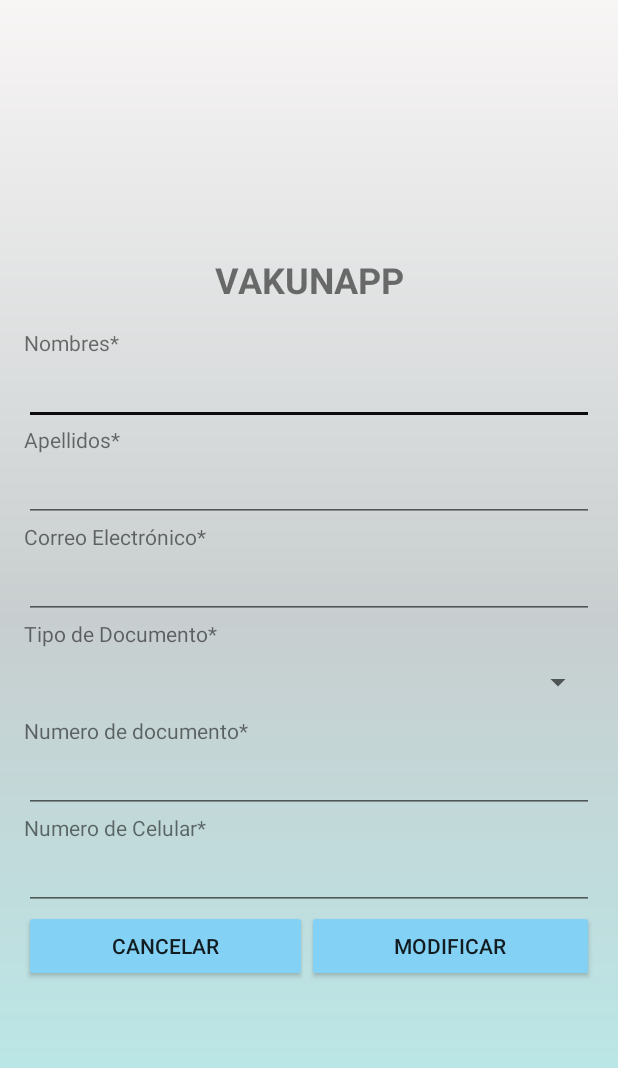
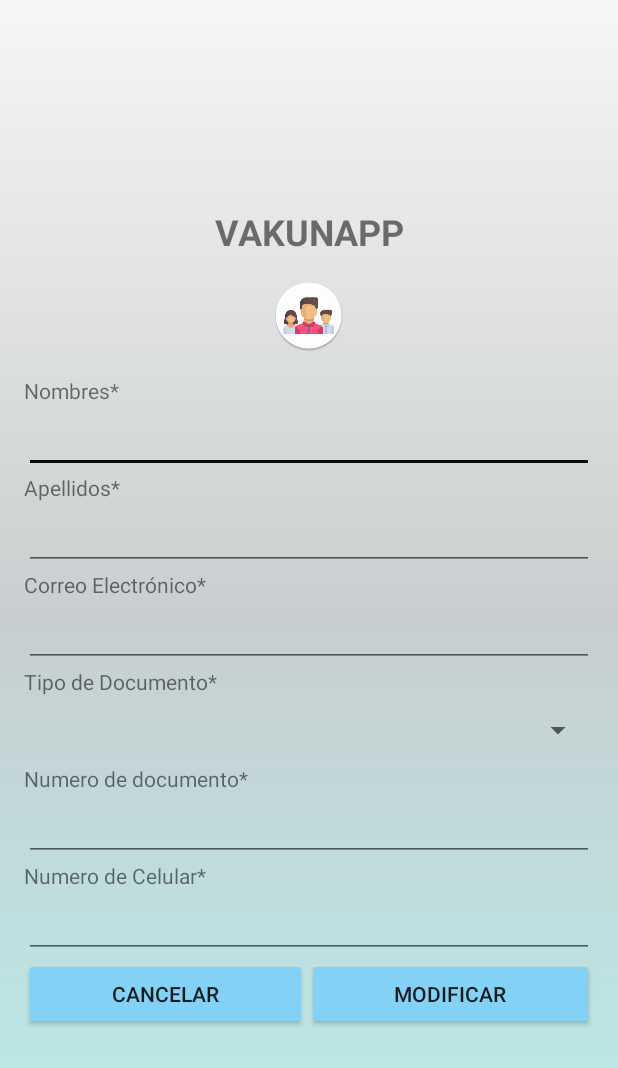
Before and after one commit to JhonStalingUnad/GestionDeVacunas, an Android app: the layout activity_editarperfil.xml on its own in the app's theme, with its tools: preview values and no code run, on a phone screen of 412 x 824 dp. Shown: the top 1068 px of the screen. Run offline under Robolectric (Android 15) with nearby library versions, the phone set to English and light mode, and no system bars.

Commit message:
Editar perfil

```diff
--- a/app/src/main/res/layout/activity_editarperfil.xml
+++ b/app/src/main/res/layout/activity_editarperfil.xml
@@ -40,6 +40,13 @@
             android:textAlignment="center"
             android:textStyle="bold"
             android:textSize="@dimen/texto_mediano"/>
+
+        <androidx.appcompat.widget.AppCompatImageView
+            android:id="@+id/imagenAutenticacion"
+            android:layout_width="match_parent"
+            android:layout_height="wrap_content"
+            android:paddingBottom="@dimen/margen_default"
+            app:srcCompat="@mipmap/ic_usuarios" />
 
 
         <TextView
```
